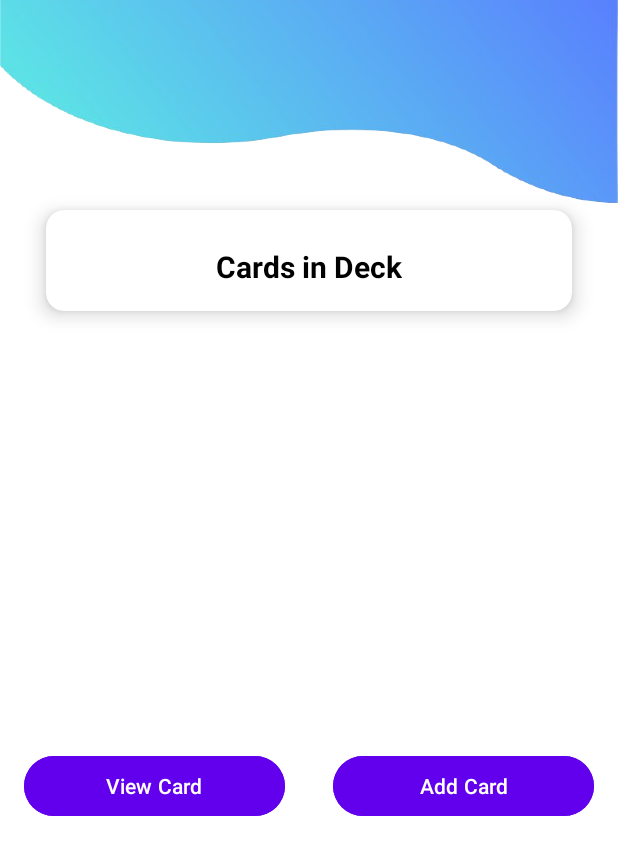
After one commit to RalphRufin/MCO3-QuickFlip, an Android app: the CardListActivity screen opened directly, with no data from a screen before it, on a phone screen of 412 x 824 dp. The commit adds this screen. Shown: the top 855 px of the screen. Run offline under Robolectric (Android 15) with nearby library versions, the phone set to English and light mode, and no system bars; our stand-ins replace CircleImageView.

Commit message:
card_test

```diff
--- a/app/src/main/AndroidManifest.xml
+++ b/app/src/main/AndroidManifest.xml
@@ -40,6 +40,8 @@
         <activity android:name=".SpeedTActivity"/>
         <activity android:name=".MainActivity"/>
         <activity android:name=".TestActivity"/>
+        <activity android:name=".CardListActivity" />
+
     </application>
 
 </manifest>
--- /dev/null
+++ b/app/src/main/java/com/mobdeve/s20/group7/mco2/CardListActivity.kt
@@ -0,0 +1,24 @@
+package com.mobdeve.s20.group7.mco2
+
+import android.os.Bundle
+import android.util.Log
+import androidx.appcompat.app.AppCompatActivity
+import androidx.recyclerview.widget.LinearLayoutManager
+import androidx.recyclerview.widget.RecyclerView
+import com.mobdeve.s20.group7.mco2.models.DeckItem
+
+class CardListActivity : AppCompatActivity() {
+
+    override fun onCreate(savedInstanceState: Bundle?) {
+        super.onCreate(savedInstanceState)
+        setContentView(R.layout.activity_card_list)
+
+        val deckItem = intent.getSerializableExtra("deck_item") as? DeckItem
+        if (deckItem != null) {
+            Log.d("CardListActivity", "Received deck: ${deckItem.getDeckTitle()}")
+            // Use the deckItem to set up RecyclerView or display data
+        } else {
+            Log.e("CardListActivity", "Failed to receive deck item from intent.")
+        }
+    }
+}
--- /dev/null
+++ b/app/src/main/res/layout/activity_card_list.xml
@@ -0,0 +1,112 @@
+<?xml version="1.0" encoding="utf-8"?>
+<androidx.constraintlayout.widget.ConstraintLayout
+    xmlns:android="http://schemas.android.com/apk/res/android"
+    xmlns:app="http://schemas.android.com/apk/res-auto"
+    xmlns:tools="http://schemas.android.com/tools"
+    android:layout_width="match_parent"
+    android:layout_height="match_parent"
+    android:background="@android:color/white">
+
+    <!-- Header Background -->
+    <ImageView
+        android:id="@+id/cardListHeaderImage"
+        android:layout_width="match_parent"
+        android:layout_height="200dp"
+        android:background="@drawable/waveback"
+        android:scaleType="fitXY"
+        app:layout_constraintTop_toTopOf="parent"
+        android:contentDescription="@string/header_background" />
+
+    <!-- Toolbar -->
+    <androidx.appcompat.widget.Toolbar
+        android:id="@+id/cardListToolbar"
+        android:layout_width="match_parent"
+        android:layout_height="56dp"
+        android:title="Deck Cards"
+        app:layout_constraintTop_toTopOf="parent"
+        app:layout_constraintStart_toStartOf="parent"
+        app:layout_constraintEnd_toEndOf="parent" />
+
+    <!-- Card List Container -->
+    <androidx.cardview.widget.CardView
+        android:id="@+id/cardListContainer"
+        android:layout_width="0dp"
+        android:layout_height="wrap_content"
+        android:layout_marginHorizontal="24dp"
+        app:cardCornerRadius="12dp"
+        app:cardElevation="8dp"
+        app:layout_constraintWidth_percent="0.85"
+        app:layout_constraintTop_toTopOf="parent"
+        app:layout_constraintStart_toStartOf="parent"
+        app:layout_constraintEnd_toEndOf="parent"
+        android:layout_marginTop="140dp">
+
+        <androidx.constraintlayout.widget.ConstraintLayout
+            android:layout_width="match_parent"
+            android:layout_height="wrap_content">
+
+            <TextView
+                android:id="@+id/deckTitleText"
+                android:layout_width="wrap_content"
+                android:layout_height="wrap_content"
+                android:layout_marginTop="24dp"
+                android:text="Cards in Deck"
+                android:textSize="20sp"
+                android:textColor="@color/black"
+                android:textStyle="bold"
+                app:layout_constraintEnd_toEndOf="parent"
+                app:layout_constraintStart_toStartOf="parent"
+                app:layout_constraintTop_toTopOf="parent" />
+
+            <!-- RecyclerView for Cards -->
+            <androidx.recyclerview.widget.RecyclerView
+                android:id="@+id/rvCards"
+                android:layout_width="0dp"
+                android:layout_height="0dp"
+                android:layout_marginTop="16dp"
+                android:paddingStart="16dp"
+                android:paddingEnd="16dp"
+                app:layout_constraintTop_toBottomOf="@id/deckTitleText"
+                app:layout_constraintBottom_toBottomOf="parent"
+                app:layout_constraintStart_toStartOf="parent"
+                app:layout_constraintEnd_toEndOf="parent" />
+
+        </androidx.constraintlayout.widget.ConstraintLayout>
+    </androidx.cardview.widget.CardView>
+
+    <!-- Button Container for 'View Card' and 'Add Card' -->
+    <LinearLayout
+        android:id="@+id/buttonContainer"
+        android:layout_width="match_parent"
+        android:layout_height="wrap_content"
+        android:orientation="horizontal"
+        android:gravity="center"
+        android:paddingTop="16dp"
+        app:layout_constraintTop_toBottomOf="@id/cardListContainer"
+        app:layout_constraintStart_toStartOf="parent"
+        app:layout_constraintEnd_toEndOf="parent"
+        app:layout_constraintBottom_toBottomOf="parent">
+
+        <Button
+            android:id="@+id/btnViewCard"
+            android:layout_width="0dp"
+            android:layout_height="wrap_content"
+            android:layout_weight="1"
+            android:layout_marginHorizontal="16dp"
+            android:text="View Card"
+            android:backgroundTint="@color/design_default_color_primary"
+            android:textColor="@android:color/white" />
+
+        <Button
+            android:id="@+id/btnAddCard"
+            android:layout_width="0dp"
+            android:layout_height="wrap_content"
+            android:layout_weight="1"
+            android:layout_marginHorizontal="16dp"
+            android:text="Add Card"
+            android:backgroundTint="@color/design_default_color_primary"
+            android:textColor="@android:color/white" />
+
+    </LinearLayout>
+
+</androidx.constraintlayout.widget.ConstraintLayout>
```
Also changed, not shown: app/src/main/java/com/mobdeve/s20/group7/mco2/CardAdapter.kt (added, +46 -0 lines), app/src/main/java/com/mobdeve/s20/group7/mco2/DeckActivity.kt (+6 -18 lines), app/src/main/java/com/mobdeve/s20/group7/mco2/DeckAdapter.kt (+21 -35 lines), app/src/main/java/com/mobdeve/s20/group7/mco2/TestActivity.kt (+6 -18 lines), app/src/main/java/com/mobdeve/s20/group7/mco2/fragments/DeckFragment.kt (+10 -1 lines), app/src/main/java/com/mobdeve/s20/group7/mco2/models/CardItem.kt (+26 -2 lines), app/src/main/java/com/mobdeve/s20/group7/mco2/models/DeckItem.java (+15 -15 lines), app/src/main/res/layout/item_card.xml (added, +28 -0 lines).
